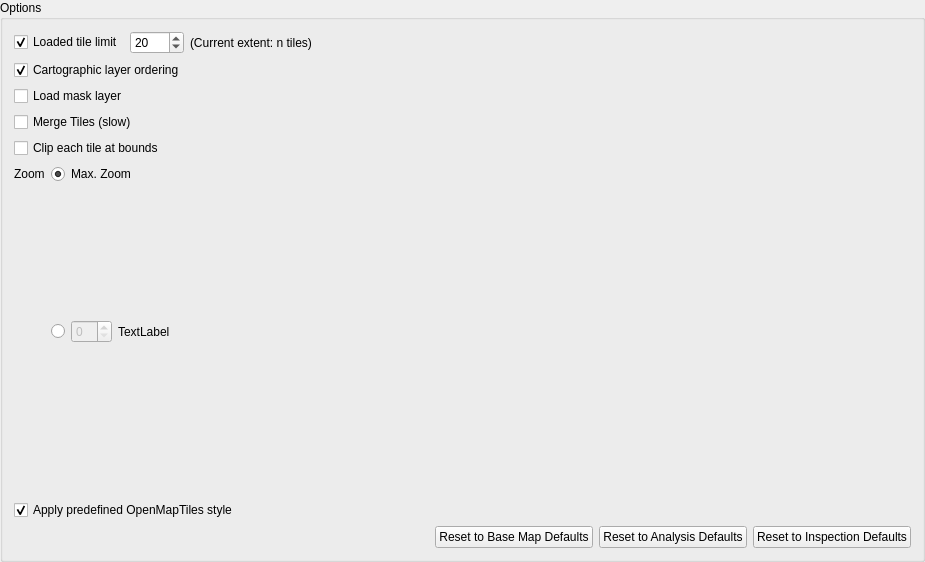
This is ui/options.ui in geometalab/Vector-Tiles-Reader-QGIS-Plugin as Qt 5 draws it before an edit. The edited form follows.
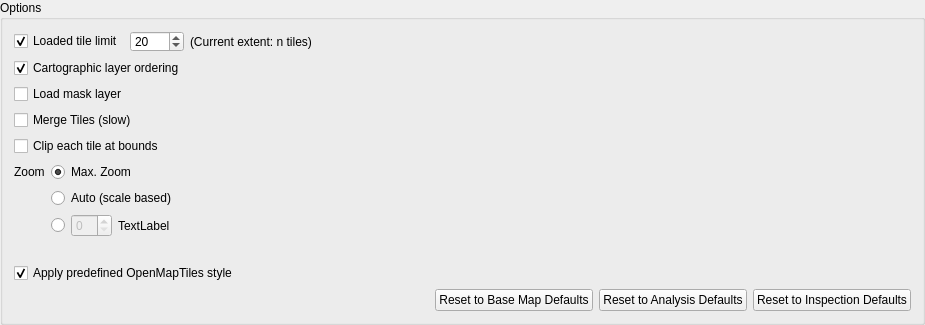
This is the edited form.

Commit message: auto load added

Diff of the .ui file:
```diff
--- a/ui/options.ui
+++ b/ui/options.ui
@@ -7,7 +7,7 @@
     <x>0</x>
     <y>0</y>
     <width>925</width>
-    <height>562</height>
+    <height>302</height>
    </rect>
   </property>
   <property name="sizePolicy">
@@ -23,7 +23,106 @@
    <string>Options</string>
   </property>
   <layout class="QGridLayout" name="gridLayout">
-   <item row="8" column="0">
+   <item row="8" column="1">
+    <layout class="QHBoxLayout" name="horizontalLayout">
+     <item>
+      <widget class="QRadioButton" name="rbZoomManual">
+       <property name="text">
+        <string/>
+       </property>
+      </widget>
+     </item>
+     <item alignment="Qt::AlignLeft">
+      <widget class="QSpinBox" name="zoomSpin">
+       <property name="enabled">
+        <bool>false</bool>
+       </property>
+       <property name="maximumSize">
+        <size>
+         <width>70</width>
+         <height>16777215</height>
+        </size>
+       </property>
+      </widget>
+     </item>
+     <item>
+      <widget class="QLabel" name="lblZoomRange">
+       <property name="text">
+        <string>TextLabel</string>
+       </property>
+      </widget>
+     </item>
+     <item>
+      <spacer name="horizontalSpacer">
+       <property name="orientation">
+        <enum>Qt::Horizontal</enum>
+       </property>
+       <property name="sizeHint" stdset="0">
+        <size>
+         <width>40</width>
+         <height>20</height>
+        </size>
+       </property>
+      </spacer>
+     </item>
+    </layout>
+   </item>
+   <item row="4" column="0" colspan="2">
+    <widget class="QCheckBox" name="chkMergeTiles">
+     <property name="text">
+      <string>Merge Tiles (slow)</string>
+     </property>
+     <property name="checked">
+      <bool>false</bool>
+     </property>
+    </widget>
+   </item>
+   <item row="12" column="0" colspan="2">
+    <layout class="QHBoxLayout" name="horizontalLayout_3">
+     <item>
+      <spacer name="horizontalSpacer_2">
+       <property name="orientation">
+        <enum>Qt::Horizontal</enum>
+       </property>
+       <property name="sizeHint" stdset="0">
+        <size>
+         <width>40</width>
+         <height>20</height>
+        </size>
+       </property>
+      </spacer>
+     </item>
+     <item>
+      <widget class="QPushButton" name="btnResetToBasemapDefaults">
+       <property name="text">
+        <string>Reset to Base Map Defaults</string>
+       </property>
+      </widget>
+     </item>
+     <item>
+      <widget class="QPushButton" name="btnResetToAnalysisDefaults">
+       <property name="text">
+        <string>Reset to Analysis Defaults</string>
+       </property>
+      </widget>
+     </item>
+     <item>
+      <widget class="QPushButton" name="btnResetToInspectionDefaults">
+       <property name="text">
+        <string>Reset to Inspection Defaults</string>
+       </property>
+      </widget>
+     </item>
+    </layout>
+   </item>
+   <item row="5" column="0" colspan="2">
+    <widget class="QCheckBox" name="chkClipTiles">
+     <property name="text">
+      <string>Clip each tile at bounds</string>
+     </property>
+    </widget>
+   </item>
+   <item row="10" column="0">
     <spacer name="verticalSpacer">
      <property name="orientation">
       <enum>Qt::Vertical</enum>
@@ -114,7 +213,7 @@
      </item>
     </layout>
    </item>
-   <item row="9" column="0" colspan="2">
+   <item row="11" column="0" colspan="2">
     <widget class="QCheckBox" name="chkApplyStyles">
      <property name="toolTip">
       <string>Apply a build-in, predefined QGIS style made for OpenMapTiles (instead of random QGIS default style)</string>
@@ -158,101 +257,9 @@
     </widget>
    </item>
    <item row="7" column="1">
-    <layout class="QHBoxLayout" name="horizontalLayout">
-     <item>
-      <widget class="QRadioButton" name="rbZoomManual">
-       <property name="text">
-        <string/>
-       </property>
-      </widget>
-     </item>
-     <item alignment="Qt::AlignLeft">
-      <widget class="QSpinBox" name="zoomSpin">
-       <property name="enabled">
-        <bool>false</bool>
-       </property>
-       <property name="maximumSize">
-        <size>
-         <width>70</width>
-         <height>16777215</height>
-        </size>
-       </property>
-      </widget>
-     </item>
-     <item>
-      <widget class="QLabel" name="lblZoomRange">
-       <property name="text">
-        <string>TextLabel</string>
-       </property>
-      </widget>
-     </item>
-     <item>
-      <spacer name="horizontalSpacer">
-       <property name="orientation">
-        <enum>Qt::Horizontal</enum>
-       </property>
-       <property name="sizeHint" stdset="0">
-        <size>
-         <width>40</width>
-         <height>20</height>
-        </size>
-       </property>
-      </spacer>
-     </item>
-    </layout>
-   </item>
-   <item row="4" column="0" colspan="2">
-    <widget class="QCheckBox" name="chkMergeTiles">
+    <widget class="QRadioButton" name="rbAutoZoom">
      <property name="text">
-      <string>Merge Tiles (slow)</string>
-     </property>
-     <property name="checked">
-      <bool>false</bool>
-     </property>
-    </widget>
-   </item>
-   <item row="10" column="0" colspan="2">
-    <layout class="QHBoxLayout" name="horizontalLayout_3">
-     <item>
-      <spacer name="horizontalSpacer_2">
-       <property name="orientation">
-        <enum>Qt::Horizontal</enum>
-       </property>
-       <property name="sizeHint" stdset="0">
-        <size>
-         <width>40</width>
-         <height>20</height>
-        </size>
-       </property>
-      </spacer>
-     </item>
-     <item>
-      <widget class="QPushButton" name="btnResetToBasemapDefaults">
-       <property name="text">
-        <string>Reset to Base Map Defaults</string>
-       </property>
-      </widget>
-     </item>
-     <item>
-      <widget class="QPushButton" name="btnResetToAnalysisDefaults">
-       <property name="text">
-        <string>Reset to Analysis Defaults</string>
-       </property>
-      </widget>
-     </item>
-     <item>
-      <widget class="QPushButton" name="btnResetToInspectionDefaults">
-       <property name="text">
-        <string>Reset to Inspection Defaults</string>
-       </property>
-      </widget>
-     </item>
-    </layout>
-   </item>
-   <item row="5" column="0" colspan="2">
-    <widget class="QCheckBox" name="chkClipTiles">
-     <property name="text">
-      <string>Clip each tile at bounds</string>
+      <string>Auto (scale based)</string>
      </property>
     </widget>
    </item>
```
Left out of the diff: 32 changed lines with no effect on the pictures. The commit also changes 3 other files.
